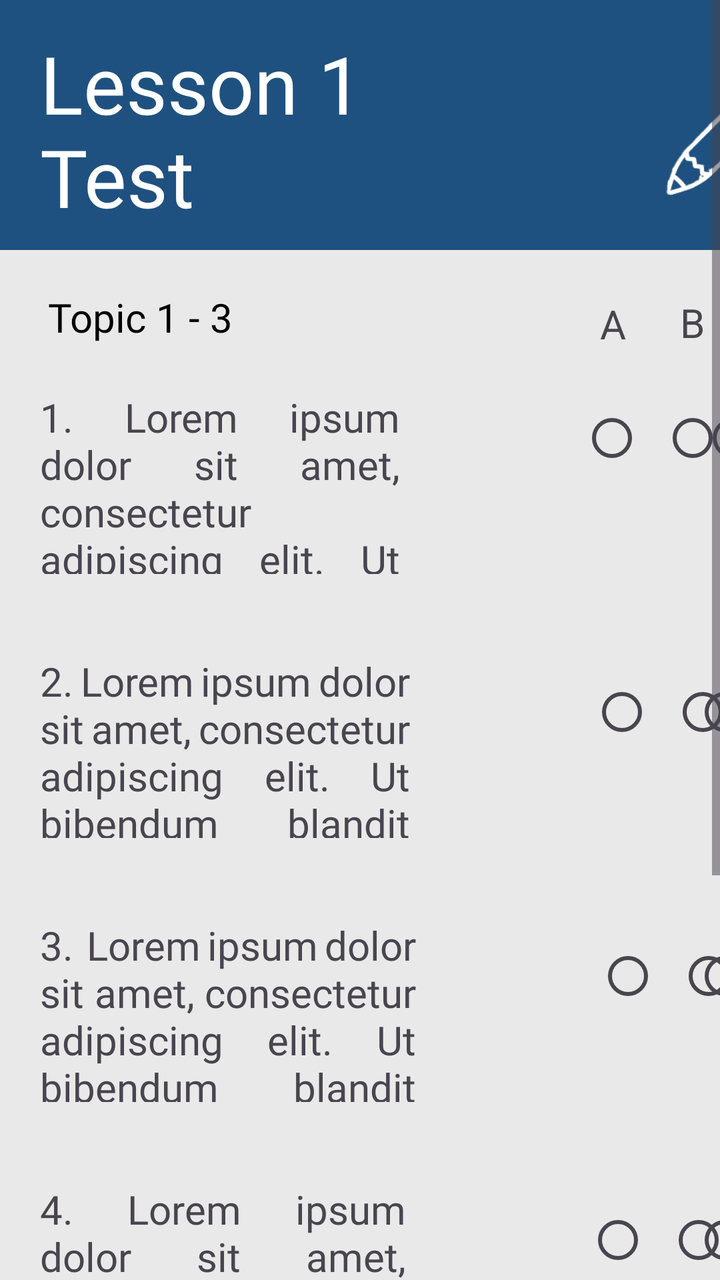
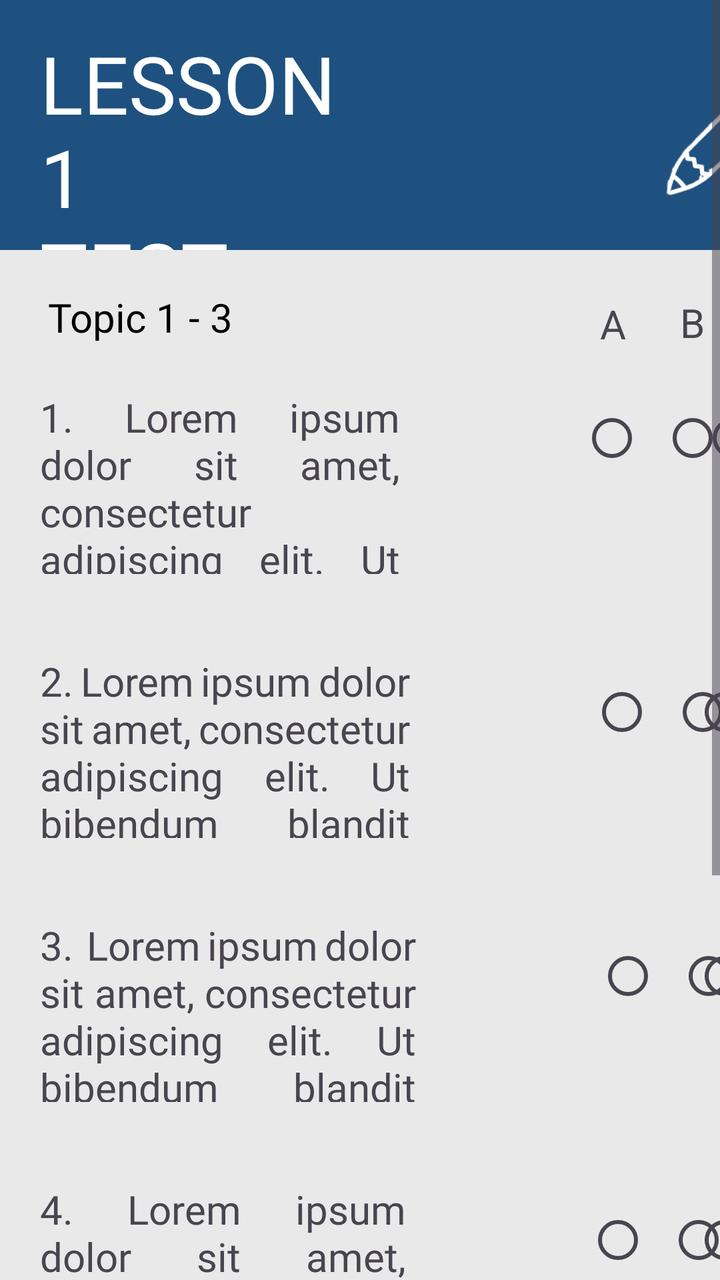

Before-and-after screenshots of an Android layout around one commit, followed by the original layout XML and the change that was made.
<!-- AndroidManifest.xml: application theme Theme.FinalsApplication -->
<!-- res/layout/test_edit.xml -->
<?xml version="1.0" encoding="utf-8"?>
<RelativeLayout xmlns:android="http://schemas.android.com/apk/res/android"
    android:layout_width="match_parent"
    android:layout_height="match_parent"
    xmlns:tools="http://schemas.android.com/tools"
    xmlns:app="http://schemas.android.com/apk/res-auto"
    android:background="#e9e9e9">

    <ScrollView
        android:layout_width="409dp"
        android:layout_height="729dp"
        tools:layout_editor_absoluteX="1dp"
        tools:layout_editor_absoluteY="1dp">

        <LinearLayout
            android:layout_width="match_parent"
            android:layout_height="wrap_content"
            android:orientation="vertical">

            <LinearLayout
                android:layout_width="match_parent"
                android:layout_height="125dp"
                android:layout_alignParentTop="true"
                android:background="#1e5180">

                <TextView
                    android:id="@+id/textViewLesson1Test"
                    android:layout_width="173dp"
                    android:layout_height="114dp"
                    android:layout_marginStart="20dp"
                    android:layout_marginTop="15dp"
                    android:fontFamily="@font/roboto_regular"
                    android:text="Lesson 1
                    Test"
                    android:textColor="@color/white"
                    android:textSize="40sp" />

                <ImageButton
                    android:id="@+id/imageButtonEditIcon"
                    android:layout_width="90dp"
                    android:layout_height="wrap_content"
                    android:layout_marginTop="10dp"
                    android:layout_marginStart="125dp"
                    android:background="?android:attr/selectableItemBackground"
                    android:scaleType="fitCenter"
                    android:src="@drawable/edit_icon" />

            </LinearLayout>

            <TextView
                android:id="@+id/textViewTopic"
                android:layout_width="wrap_content"
                android:layout_height="wrap_content"
                android:layout_below="@+id/textViewLesson1Test"
                android:layout_marginLeft="24dp"
                android:layout_marginTop="20dp"
                android:fontFamily="@font/roboto_black"
                android:text="Topic 1 - 3"
                android:textColor="@color/black"
                android:textSize="20sp" />

            <TextView
                android:id="@+id/textViewChoiceA"
                android:layout_width="wrap_content"
                android:layout_height="wrap_content"
                android:layout_marginLeft="300dp"
                android:layout_marginTop="-24dp"
                android:text="A"
                android:textSize="20sp" />

            <TextView
                android:id="@+id/textViewChoiceB"
                android:layout_width="wrap_content"
                android:layout_height="wrap_content"
                android:layout_marginLeft="340dp"
                android:layout_marginTop="-28dp"
                android:text="B"
                android:textSize="20sp" />

            <TextView
                android:id="@+id/textViewChoiceC"
                android:layout_width="wrap_content"
                android:layout_height="wrap_content"
                android:layout_marginLeft="380dp"
                android:layout_marginTop="-27dp"
                android:text="C"
                android:textSize="20sp" />

            <LinearLayout
                android:layout_width="match_parent"
                android:layout_height="wrap_content"
                android:orientation="horizontal"
                android:layout_below="@+id/radio_group1"
                android:layout_marginTop="20dp">

                <TextView
                    android:id="@+id/textViewQ1"
                    android:layout_width="180dp"
                    android:layout_height="92dp"
                    android:layout_below="@+id/textViewLesson1"
                    android:layout_marginStart="20dp"
                    android:layout_marginEnd="20dp"
                    android:fontFamily="@font/roboto_regular"
                    android:justificationMode="inter_word"
                    android:text="1. Lorem ipsum dolor sit amet, consectetur adipiscing elit. Ut bibendum blandit tincidunt."
                    android:textSize="20sp" />

                <RadioGroup
                    android:id="@+id/radio_group1"
                    android:layout_width="match_parent"
                    android:layout_height="wrap_content"
                    android:orientation="horizontal">

                    <RadioButton
                        android:id="@+id/radioButtonA1"
                        android:layout_width="wrap_content"
                        android:layout_height="wrap_content"
                        android:layout_marginLeft="70dp"
                        />


                    <RadioButton
                        android:id="@+id/radioButtonB1"
                        android:layout_width="wrap_content"
                        android:layout_height="wrap_content"
                        android:layout_marginLeft="-8dp"
                        />

                    <RadioButton
                        android:id="@+id/radioButtonC1"
                        android:layout_width="wrap_content"
                        android:layout_height="wrap_content"
                        android:layout_marginLeft="-10dp"
                        />
                </RadioGroup>

            </LinearLayout>

            <LinearLayout
                android:layout_width="match_parent"
                android:layout_height="wrap_content"
                android:orientation="horizontal"
                android:layout_below="@+id/radio_group2"
                android:layout_marginTop="20dp">

                <TextView
                    android:id="@+id/textViewQ2"
                    android:layout_width="185dp"
                    android:layout_height="92dp"
                    android:layout_below="@+id/textViewLesson1"
                    android:layout_marginStart="20dp"
                    android:layout_marginTop="20dp"
                    android:layout_marginEnd="20dp"
                    android:fontFamily="@font/roboto_regular"
                    android:justificationMode="inter_word"
                    android:text="2. Lorem ipsum dolor sit amet, consectetur adipiscing elit. Ut bibendum blandit tincidunt."
                    android:textSize="20sp" />

                <RadioGroup
                    android:id="@+id/radio_group2"
                    android:layout_width="match_parent"
                    android:layout_height="wrap_content"
                    android:orientation="horizontal">

                    <RadioButton
                        android:id="@+id/radioButtonA2"
                        android:layout_width="wrap_content"
                        android:layout_height="wrap_content"
                        android:layout_marginLeft="70dp"
                        android:layout_marginTop="25dp" />


                    <RadioButton
                        android:id="@+id/radioButtonB2"
                        android:layout_width="wrap_content"
                        android:layout_height="wrap_content"
                        android:layout_marginLeft="-8dp"
                        android:layout_marginTop="25dp" />

                    <RadioButton
                        android:id="@+id/radioButtonC2"
                        android:layout_width="wrap_content"
                        android:layout_height="wrap_content"
                        android:layout_marginLeft="-14dp"
                        android:layout_marginTop="25dp" />
                </RadioGroup>
            </LinearLayout>

            <LinearLayout
                android:layout_width="match_parent"
                android:layout_height="wrap_content"
                android:orientation="horizontal"
                android:layout_below="@+id/radio_group2"
                android:layout_marginTop="20dp">

                <TextView
                    android:id="@+id/textViewQ3"
                    android:layout_width="188dp"
                    android:layout_height="92dp"
                    android:layout_below="@+id/textViewLesson1"
                    android:layout_marginStart="20dp"
                    android:layout_marginTop="20dp"
                    android:layout_marginEnd="20dp"
                    android:fontFamily="@font/roboto_regular"
                    android:justificationMode="inter_word"
                    android:text="3.  Lorem ipsum dolor sit amet, consectetur adipiscing elit. Ut bibendum blandit tincidunt."
                    android:textSize="20sp" />

                <RadioGroup
                    android:id="@+id/radio_group3"
                    android:layout_width="match_parent"
                    android:layout_height="wrap_content"
                    android:orientation="horizontal">

                    <RadioButton
                        android:id="@+id/radioButtonA3"
                        android:layout_width="wrap_content"
                        android:layout_height="wrap_content"
                        android:layout_marginLeft="70dp"
                        android:layout_marginTop="25dp" />


                    <RadioButton
                        android:id="@+id/radioButtonB3"
                        android:layout_width="wrap_content"
                        android:layout_height="wrap_content"
                        android:layout_marginLeft="-8dp"
                        android:layout_marginTop="25dp" />

                    <RadioButton
                        android:id="@+id/radioButtonC3"
                        android:layout_width="wrap_content"
                        android:layout_height="wrap_content"
                        android:layout_marginLeft="-14dp"
                        android:layout_marginTop="25dp" />
                </RadioGroup>

            </LinearLayout>

            <LinearLayout
                android:layout_width="match_parent"
                android:layout_height="wrap_content"
                android:orientation="horizontal"
                android:layout_below="@+id/radio_group4"
                android:layout_marginTop="20dp">

                <TextView
                    android:id="@+id/textViewQ4"
                    android:layout_width="183dp"
                    android:layout_height="92dp"
                    android:layout_below="@+id/textViewLesson1"
                    android:layout_marginStart="20dp"
                    android:layout_marginTop="20dp"
                    android:layout_marginEnd="20dp"
                    android:fontFamily="@font/roboto_regular"
                    android:justificationMode="inter_word"
                    android:text="4. Lorem ipsum dolor sit amet, consectetur adipiscing elit. Ut bibendum blandit tincidunt."
                    android:textSize="20sp" />

                <RadioGroup
                    android:id="@+id/radio_group4"
                    android:layout_width="match_parent"
                    android:layout_height="wrap_content"
                    android:orientation="horizontal">

                    <RadioButton
                        android:id="@+id/radioButtonA4"
                        android:layout_width="wrap_content"
                        android:layout_height="wrap_content"
                        android:layout_marginLeft="70dp"
                        android:layout_marginTop="25dp" />


                    <RadioButton
                        android:id="@+id/radioButtonB4"
                        android:layout_width="wrap_content"
                        android:layout_height="wrap_content"
                        android:layout_marginLeft="-8dp"
                        android:layout_marginTop="25dp" />

                    <RadioButton
                        android:id="@+id/radioButtonC4"
                        android:layout_width="wrap_content"
                        android:layout_height="wrap_content"
                        android:layout_marginLeft="-14dp"
                        android:layout_marginTop="25dp" />
                </RadioGroup>
            </LinearLayout>

            <LinearLayout
                android:layout_width="match_parent"
                android:layout_height="wrap_content"
                android:orientation="horizontal"
                android:layout_below="@+id/radio_group5"
                android:layout_marginTop="20dp">

                <TextView
                    android:id="@+id/textViewQ5"
                    android:layout_width="188dp"
                    android:layout_height="92dp"
                    android:layout_below="@+id/textViewLesson1"
                    android:layout_marginStart="20dp"
                    android:layout_marginTop="20dp"
                    android:layout_marginEnd="20dp"
                    android:layout_marginBottom="20dp"
                    android:fontFamily="@font/roboto_regular"
                    android:justificationMode="inter_word"
                    android:text="5. Lorem ipsum dolor sit amet, consectetur adipiscing elit. Ut bibendum blandit tincidunt."
                    android:textSize="20sp" />

                <RadioGroup
                    android:id="@+id/radio_group5"
                    android:layout_width="match_parent"
                    android:layout_height="wrap_content"
                    android:orientation="horizontal">

                    <RadioButton
                        android:id="@+id/radioButtonA5"
                        android:layout_width="wrap_content"
                        android:layout_height="wrap_content"
                        android:layout_marginLeft="70dp"
                        android:layout_marginTop="25dp" />


                    <RadioButton
                        android:id="@+id/radioButtonB5"
                        android:layout_width="wrap_content"
                        android:layout_height="wrap_content"
                        android:layout_marginLeft="-8dp"
                        android:layout_marginTop="25dp" />

                    <RadioButton
                        android:id="@+id/radioButtonC5"
                        android:layout_width="wrap_content"
                        android:layout_height="wrap_content"
                        android:layout_marginLeft="-15dp"
                        android:layout_marginTop="25dp" />
                </RadioGroup>
            </LinearLayout>



            <LinearLayout
                android:layout_width="match_parent"
                android:layout_height="100dip"
                android:layout_alignParentBottom="true"
                android:background="#a8b4d8">

                <ImageButton
                    android:id="@+id/imageButtonBackVT1"
                    android:layout_width="76dp"
                    android:layout_height="wrap_content"
                    android:layout_marginStart="20dp"
                    android:background="?android:attr/selectableItemBackground"
                    android:scaleType="fitCenter"
                    android:src="@drawable/arrowleft" />

                <Button
                    android:id="@+id/buttonSubmitVT1"
                    android:layout_width="wrap_content"
                    android:layout_height="wrap_content"
                    android:layout_marginStart="210dp"
                    android:layout_marginTop="25dp"
                    android:background="@drawable/rounded_button"
                    android:fontFamily="@font/roboto_light"
                    android:scaleType="fitCenter"
                    android:text="Save"
                    android:textColor="@color/white"
                    app:backgroundTint="#1e5180" />

            </LinearLayout>
        </LinearLayout>
    </ScrollView>
</RelativeLayout>
<!-- resources referenced by this layout -->
<resources>
  <color name="black">#FF000000</color>
  <color name="white">#FFFFFFFF</color>
  <!-- drawable arrowleft: png bitmap (drawable, 16559 bytes) -->
  <!-- drawable edit_icon: png bitmap (drawable, 14053 bytes) -->
  <!-- drawable rounded_button (drawable) -->
  <?xml version="1.0" encoding="utf-8"?>
  <layer-list xmlns:android="http://schemas.android.com/apk/res/android">
  
      <item>
          <shape>
              <corners android:radius="51dp" /> 
              <solid android:color="#1e5180" />
          </shape>
      </item>
  
      <item android:left="51dp">
          <shape>
              <solid android:color="#1e5180" />
              <corners android:radius="51dp" /> 
              <corners android:topRightRadius="51dp"
                  android:topLeftRadius="51dp"
                  android:bottomRightRadius="51dp"
                  android:bottomLeftRadius="51dp"/>
          </shape>
      </item>
  
      <item>
          <shape>
              
              <corners android:radius="51dp" /> 
              <solid android:color="@android:color/transparent" />
              <stroke
                  android:width="1dp"
                  android:color="#1e5180" />
          </shape>
      </item>
  </layer-list>
  <style name="Theme.FinalsApplication" parent="Base.Theme.FinalsApplication" />
  <style name="Base.Theme.FinalsApplication" parent="Theme.Material3.DayNight.NoActionBar">
          
          
      </style>
</resources>

<!-- the commit's change to res/layout/test_edit.xml (unified diff, before → after) -->
@@ -30,8 +30,8 @@
                     android:layout_marginStart="20dp"
                     android:layout_marginTop="15dp"
                     android:fontFamily="@font/roboto_regular"
-                    android:text="Lesson 1
-                    Test"
+                    android:text="LESSON 1
+                    TEST"
                     android:textColor="@color/white"
                     android:textSize="40sp" />
 
